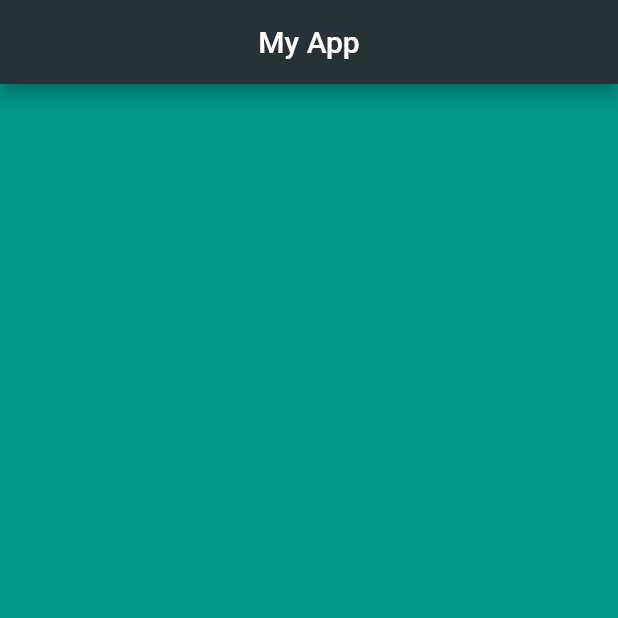
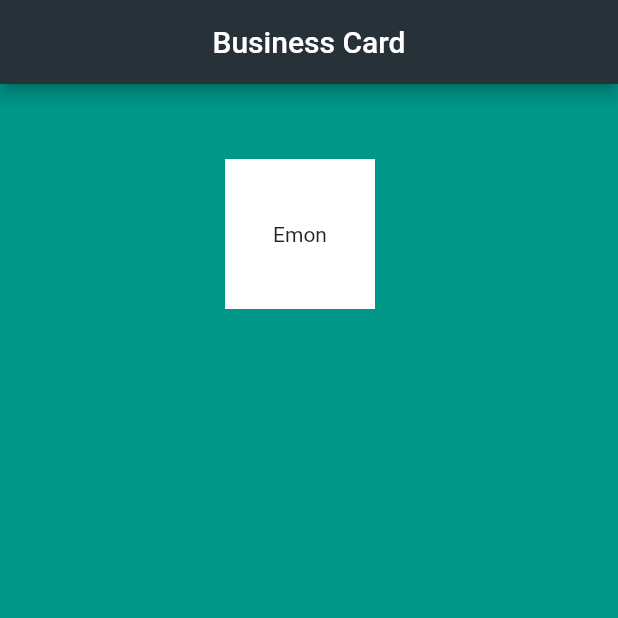
Before and after one commit to jakariaemon/Flutter_Business_Card, a Flutter app: the screen it shows after launch, on a phone screen of 412 x 824 dp, the top half of it. Run offline on Flutter 3.47's test engine with Material 2 defaults, Android fonts, the phone set to English and light mode, and no system bars.

Commit message:
Container, Paddiing, Mergin, Safe Area

```diff
--- a/lib/main.dart
+++ b/lib/main.dart
@@ -1,3 +1,4 @@
+import 'package:flutter/cupertino.dart';
 import 'package:flutter/material.dart';
 
 void main() {
@@ -14,10 +15,18 @@ class MyApp extends StatelessWidget {
       home: Scaffold(
         backgroundColor: Colors.teal,
         appBar: AppBar(
-          title: Center(child: Text('My App')),
+          title: Center(child: Text('Business Card')),
           backgroundColor: Colors.blueGrey[900],
         ),
-        body: Center(
+        body: SafeArea(
+          child: Container(
+            height: 100.0,
+            width: 100.0,
+            margin: EdgeInsets.symmetric(vertical: 50.0, horizontal: 150.0), // for outer spacing
+            //padding: EdgeInsets.only(top:50), // for inner spacing of the contents
+            color: Colors.white,
+            child: Center(child: Text("Emon")),
+          ),
         ),
       ),
     );
```
